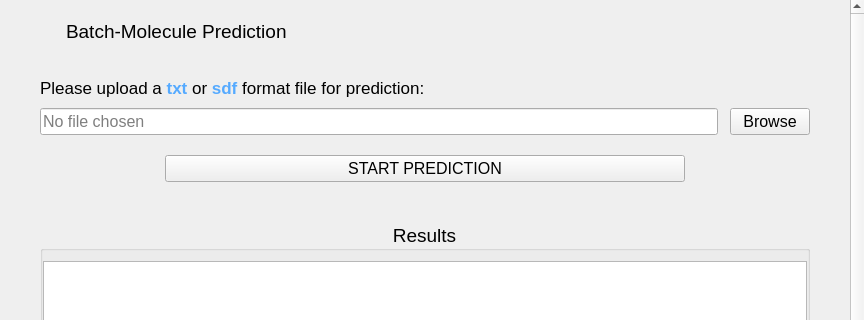
Old version of the form widgets/batch_page_content.ui in the repository xli7654321/Neo-CYPi; both pictures show x 0 to 864 and y 0 to 320 of the 864 by 642 pixel window.
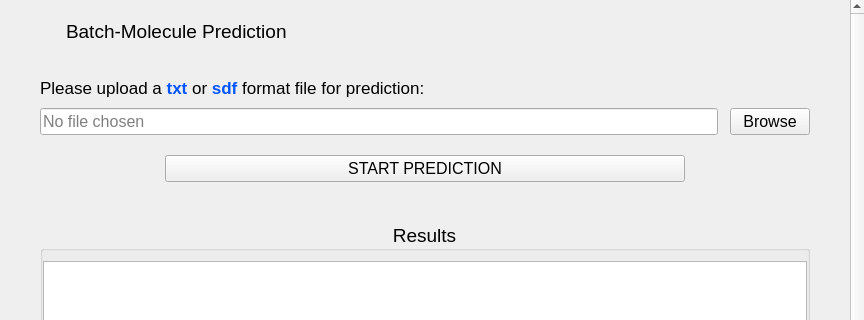
New version of the form. Icons and pictures are not drawn.

```diff
--- a/widgets/batch_page_content.ui
+++ b/widgets/batch_page_content.ui
@@ -220,7 +220,7 @@
           </font>
          </property>
          <property name="text">
-          <string>&lt;html&gt;&lt;head/&gt;&lt;body&gt;&lt;p&gt;Please upload a &lt;span style=&quot; font-weight:700; color:#55aaff;&quot;&gt;txt&lt;/span&gt; or &lt;span style=&quot; font-weight:700; color:#55aaff;&quot;&gt;sdf&lt;/span&gt; format file for prediction:&lt;/p&gt;&lt;/body&gt;&lt;/html&gt;</string>
+          <string>&lt;html&gt;&lt;head/&gt;&lt;body&gt;&lt;p&gt;Please upload a &lt;span style=&quot; font-weight:700; color:#0055ff;&quot;&gt;txt&lt;/span&gt; or &lt;span style=&quot; font-weight:700; color:#0055ff;&quot;&gt;sdf&lt;/span&gt; format file for prediction:&lt;/p&gt;&lt;/body&gt;&lt;/html&gt;</string>
          </property>
         </widget>
        </item>
```
Left out of the diff: 13 changed lines with no effect on the pictures.
